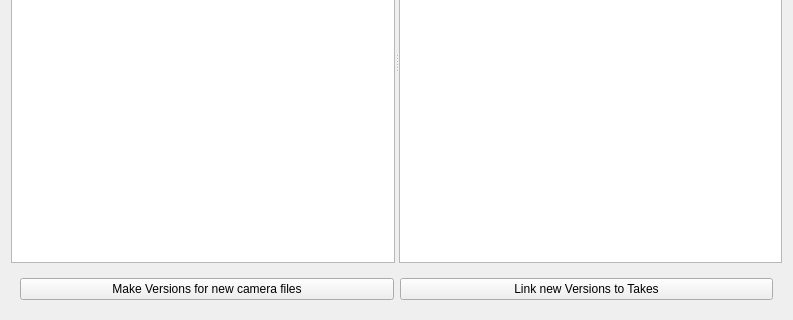
Qt form resources/dialog.ui (ron-fischer-foxvfxlab/tk-multi-ingestapp) before a commit; both pictures show x 0 to 793 and y 151 to 471 of the 793 by 471 pixel window.
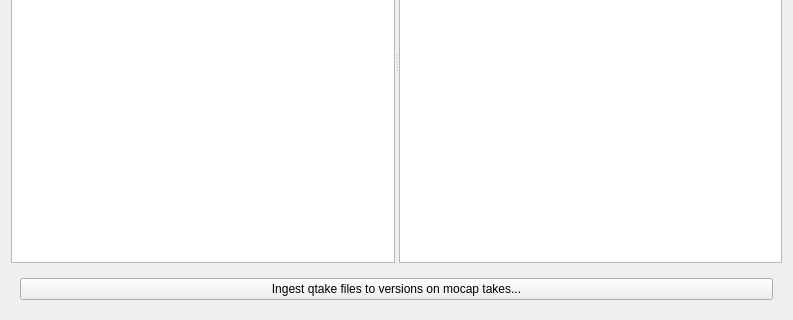
The same form after that commit.

Commit message: Put qtake in the menu name Add configuration templates and strings Add BG task manager Remove improper IntervalDelegate Format columns Hide unused file columns Change cmd name Remove second GUI button Add file processing code using BG task Add processing status report signals and connections Interval data caching w/ path as key in file model Change order: add camera to Version before upload timecode lib Interval add intersect and __cmp__

Diff of the .ui file:
```diff
--- a/resources/dialog.ui
+++ b/resources/dialog.ui
@@ -98,14 +98,7 @@
       <item>
        <widget class="QPushButton" name="newVersionsButton">
         <property name="text">
-         <string>Make Versions for new camera files</string>
-        </property>
-       </widget>
-      </item>
-      <item>
-       <widget class="QPushButton" name="linkVersionsButton">
-        <property name="text">
-         <string>Link new Versions to Takes</string>
+         <string>Ingest qtake files to versions on mocap takes...</string>
         </property>
        </widget>
       </item>
```
Left out of the diff: 16 changed lines with no effect on the pictures. The commit also changes 10 other files.
